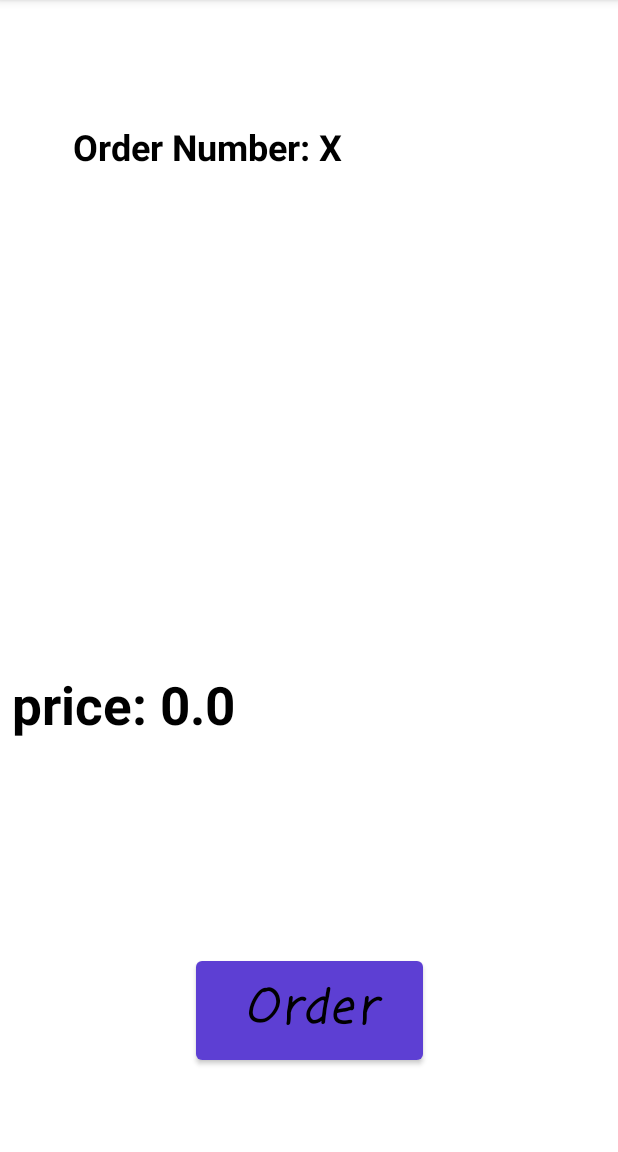
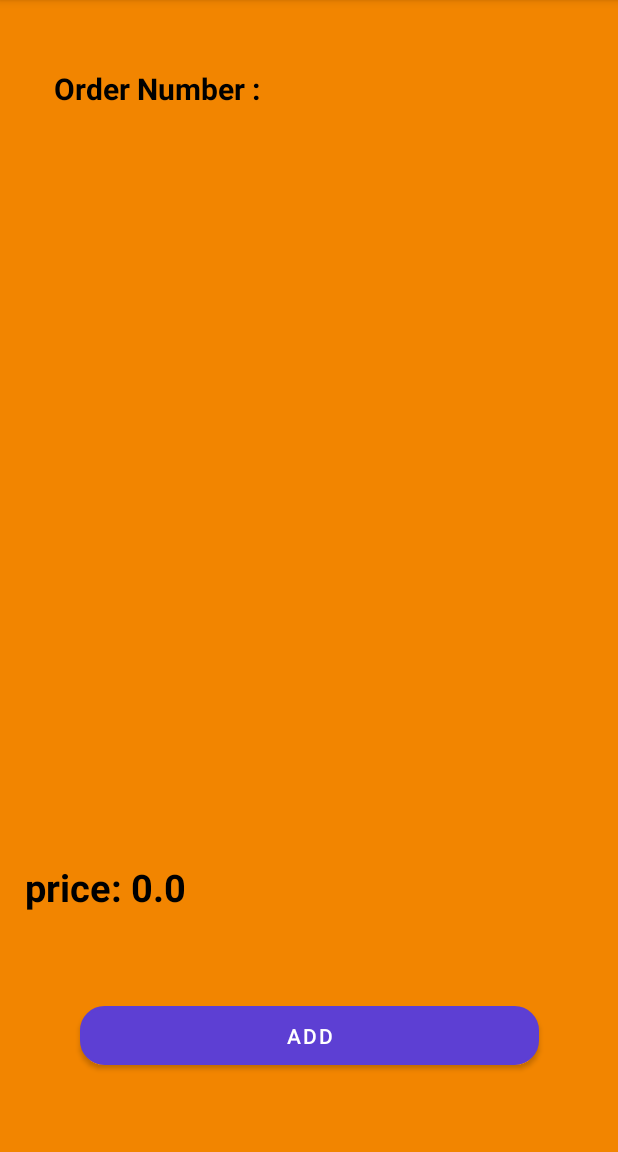
Before and after one commit to noorxhk/random, an Android app: the Place_Order screen opened directly, with no data from a screen before it, on a phone screen of 412 x 824 dp, the part 84-1236 px from its top. Run offline under Robolectric (Android 15) with nearby library versions, the phone set to English and light mode, and no system bars; our stand-ins replace Firebase (no records; nobody signed in at launch, a user with empty details on screens opened directly); 11 statements that could not run were skipped.

Commit message:
layout complete

```diff
--- a/app/src/main/java/com/example/ordermanagement/Menu.java
+++ b/app/src/main/java/com/example/ordermanagement/Menu.java
@@ -63,8 +63,8 @@ public class Menu extends AppCompatActivity implements View.OnClickListener {
                     if (dataSnapshot.exists() && dataSnapshot.child(user.getUid()).exists()) { //if the user has menu
                         DataSnapshot user_menu = dataSnapshot.child(user.getUid());
                         if (type_dish == "Food") { //if we chose starters then add it to menu and add it to the list we display (arr)
-                            add_starterslist_menu_todata_menu(user_menu);
-                            get_arrtype(arr,data_menu.getfood_list() );
+                          add_starterslist_menu_todata_menu(user_menu);
+                           get_arrtype(arr,data_menu.getfood_list() );
 
 
                         } else if (type_dish == "Drink") { //same
--- a/app/src/main/res/layout/activity_add_dish.xml
+++ b/app/src/main/res/layout/activity_add_dish.xml
@@ -59,7 +59,8 @@
         android:layout_height="89dp"
         android:background="@drawable/rounded_corner_view"
         android:hint="Decription"
-        android:inputType="textPersonName"
+        android:gravity="top"
+        android:inputType="textMultiLine"
 
         android:textSize="18sp"
         app:layout_constraintBottom_toBottomOf="parent"
--- a/app/src/main/res/layout/activity_main.xml
+++ b/app/src/main/res/layout/activity_main.xml
@@ -4,7 +4,8 @@
     xmlns:tools="http://schemas.android.com/tools"
     android:layout_width="match_parent"
     android:layout_height="match_parent"
-    tools:context=".MainActivity">
+    tools:context=".MainActivity"
+    android:background="#F28500">
 
     <TextView
         android:layout_width="wrap_content"
--- a/app/src/main/res/layout/activity_place_order.xml
+++ b/app/src/main/res/layout/activity_place_order.xml
@@ -4,46 +4,48 @@
     xmlns:tools="http://schemas.android.com/tools"
     android:layout_width="match_parent"
     android:layout_height="match_parent"
-    tools:context=".Place_Order">
+    tools:context=".Place_Order"
+    android:background="#F28500">
 
     <TextView
         android:id="@+id/orderNum_TV_rest"
         android:layout_width="wrap_content"
         android:layout_height="wrap_content"
-        android:layout_marginTop="51dp"
-        android:layout_marginEnd="184dp"
-        android:layout_marginBottom="1dp"
-        android:text="Order Number: X"
+        android:text="Order Number : "
         android:textColor="@android:color/black"
-        android:textSize="24sp"
+        android:textSize="20sp"
         android:textStyle="bold"
-        app:layout_constraintBottom_toTopOf="@+id/lastOrd_SV_rest"
+        app:layout_constraintBottom_toBottomOf="parent"
         app:layout_constraintEnd_toEndOf="parent"
-        app:layout_constraintHorizontal_bias="1.0"
+        app:layout_constraintHorizontal_bias="0.134"
         app:layout_constraintStart_toStartOf="parent"
-        app:layout_constraintTop_toTopOf="parent" />
+        app:layout_constraintTop_toTopOf="parent"
+        app:layout_constraintVertical_bias="0.061" />
 
     <ScrollView
         android:id="@+id/lastOrd_SV_rest"
-        android:layout_width="420dp"
-        android:layout_height="295dp"
+        android:layout_width="372dp"
+        android:layout_height="398dp"
         android:fillViewport="true"
-        android:layout_marginTop="1dp"
-        android:layout_marginBottom="295dp"
         app:layout_constraintBottom_toBottomOf="parent"
         app:layout_constraintEnd_toEndOf="parent"
+        app:layout_constraintHorizontal_bias="0.54"
         app:layout_constraintStart_toStartOf="parent"
-        app:layout_constraintTop_toBottomOf="@+id/orderNum_TV_rest">
+        app:layout_constraintTop_toTopOf="parent"
+        app:layout_constraintVertical_bias="0.32999998">
 
         <LinearLayout
             android:layout_width="match_parent"
-            android:layout_height="match_parent"
+            android:layout_height="wrap_content"
             android:orientation="vertical">
 
             <ListView
                 android:id="@+id/ListView_place_order"
                 android:layout_width="match_parent"
-                android:layout_height="match_parent" />
+                android:layout_height="match_parent"
+                android:layout_margin="15dp"
+                android:divider="@color/black"
+                android:dividerHeight="1dp" />
         </LinearLayout>
     </ScrollView>
 
@@ -53,26 +55,23 @@
         android:layout_height="wrap_content"
         android:text="Price: 0"
         android:textColor="@android:color/black"
-        android:textSize="35sp"
+        android:textSize="25sp"
         android:textStyle="bold"
         app:layout_constraintBottom_toBottomOf="parent"
         app:layout_constraintEnd_toEndOf="parent"
-        app:layout_constraintHorizontal_bias="0.031"
+        app:layout_constraintHorizontal_bias="0.055"
         app:layout_constraintStart_toStartOf="parent"
         app:layout_constraintTop_toTopOf="parent"
-        app:layout_constraintVertical_bias="0.619" />
+        app:layout_constraintVertical_bias="0.783" />
 
     <Button
         android:id="@+id/Ord_btn_rest"
-        android:layout_width="151dp"
-        android:layout_height="78dp"
-
-        android:fontFamily="casual"
-        android:text="Order"
-        android:textAllCaps="false"
-        android:textColor="@android:color/black"
-        android:textSize="30sp"
-        android:textStyle="bold|italic"
+        android:layout_width="306dp"
+        android:layout_height="39dp"
+        android:background="@drawable/rounded_corner_view"
+        android:text="add"
+        android:backgroundTint="#5D3FD3"
+        android:textColor="@color/white"
         app:layout_constraintBottom_toBottomOf="parent"
         app:layout_constraintEnd_toEndOf="parent"
         app:layout_constraintStart_toStartOf="parent"
--- a/app/src/main/res/layout/activity_restraunt_sign_up.xml
+++ b/app/src/main/res/layout/activity_restraunt_sign_up.xml
@@ -138,6 +138,7 @@
         android:layout_marginBottom="220dp"
         android:background="@drawable/rounded_corner_view"
         android:hint="Add a Short Decription"
+        android:gravity="start"
         android:inputType="textMultiLine"
         android:lines="8"
         android:maxLines="10"
```
Also changed, not shown: app/src/main/res/layout/activity_make_order.xml (+33 -26 lines), app/src/main/res/layout/activity_menu.xml (+18 -11 lines), app/src/main/res/layout/activity_restraunt_home.xml (+6 -2 lines), app/src/main/res/layout/activity_user_home.xml (+26 -24 lines), app/src/main/res/layout/customefont.xml (+7 -4 lines), app/src/main/res/layout/viewadapter.xml (+17 -13 lines).
